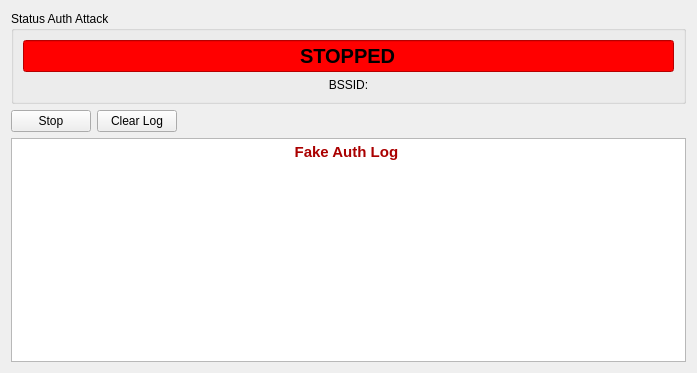
Before: the Qt Designer form UI/aireplayauth.ui in luca-m/aircrackgui-m4, drawn with Qt 5.
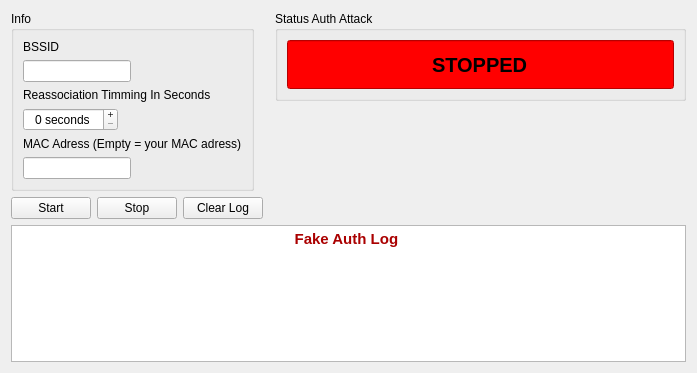
After: the same form once the commit is applied. Icons and pictures are not drawn.

```diff
--- a/UI/aireplayauth.ui
+++ b/UI/aireplayauth.ui
@@ -14,7 +14,100 @@
    <string>Form</string>
   </property>
   <layout class="QGridLayout" name="gridLayout_2">
-   <item row="3" column="0" colspan="4">
+   <item row="0" column="0" rowspan="4" colspan="4">
+    <widget class="QGroupBox" name="groupBox">
+     <property name="sizePolicy">
+      <sizepolicy hsizetype="Maximum" vsizetype="Maximum">
+       <horstretch>0</horstretch>
+       <verstretch>0</verstretch>
+      </sizepolicy>
+     </property>
+     <property name="title">
+      <string>Info</string>
+     </property>
+     <layout class="QGridLayout" name="gridLayout">
+      <item row="0" column="0">
+       <widget class="QLabel" name="label">
+        <property name="text">
+         <string>BSSID</string>
+        </property>
+       </widget>
+      </item>
+      <item row="1" column="0">
+       <widget class="QLineEdit" name="lineEditBSSID">
+        <property name="sizePolicy">
+         <sizepolicy hsizetype="Maximum" vsizetype="Fixed">
+          <horstretch>0</horstretch>
+          <verstretch>0</verstretch>
+         </sizepolicy>
+        </property>
+        <property name="focusPolicy">
+         <enum>Qt::NoFocus</enum>
+        </property>
+        <property name="alignment">
+         <set>Qt::AlignCenter</set>
+        </property>
+       </widget>
+      </item>
+      <item row="2" column="0">
+       <widget class="QLabel" name="label_2">
+        <property name="text">
+         <string>Reassociation Timming In Seconds</string>
+        </property>
+       </widget>
+      </item>
+      <item row="3" column="0">
+       <widget class="QSpinBox" name="spinBoxCount">
+        <property name="sizePolicy">
+         <sizepolicy hsizetype="Maximum" vsizetype="Fixed">
+          <horstretch>0</horstretch>
+          <verstretch>0</verstretch>
+         </sizepolicy>
+        </property>
+        <property name="focusPolicy">
+         <enum>Qt::NoFocus</enum>
+        </property>
+        <property name="alignment">
+         <set>Qt::AlignCenter</set>
+        </property>
+        <property name="buttonSymbols">
+         <enum>QAbstractSpinBox::PlusMinus</enum>
+        </property>
+        <property name="suffix">
+         <string> seconds</string>
+        </property>
+        <property name="maximum">
+         <number>600</number>
+        </property>
+       </widget>
+      </item>
+      <item row="4" column="0">
+       <widget class="QLabel" name="label_3">
+        <property name="text">
+         <string>MAC Adress (Empty = your MAC adress)</string>
+        </property>
+       </widget>
+      </item>
+      <item row="5" column="0">
+       <widget class="QLineEdit" name="lineEditMAC">
+        <property name="sizePolicy">
+         <sizepolicy hsizetype="Maximum" vsizetype="Fixed">
+          <horstretch>0</horstretch>
+          <verstretch>0</verstretch>
+         </sizepolicy>
+        </property>
+        <property name="focusPolicy">
+         <enum>Qt::NoFocus</enum>
+        </property>
+        <property name="alignment">
+         <set>Qt::AlignCenter</set>
+        </property>
+       </widget>
+      </item>
+     </layout>
+    </widget>
+   </item>
+   <item row="5" column="0" colspan="5">
     <widget class="QTextEdit" name="textEdit">
      <property name="readOnly">
       <bool>true</bool>
@@ -35,7 +128,71 @@
      </property>
     </widget>
    </item>
-   <item row="0" column="0" rowspan="2" colspan="4">
+   <item row="4" column="3" colspan="2">
+    <spacer name="horizontalSpacer_2">
+     <property name="orientation">
+      <enum>Qt::Horizontal</enum>
+     </property>
+     <property name="sizeHint" stdset="0">
+      <size>
+       <width>40</width>
+       <height>20</height>
+      </size>
+     </property>
+    </spacer>
+   </item>
+   <item row="4" column="0">
+    <widget class="QPushButton" name="pushButtonStart">
+     <property name="sizePolicy">
+      <sizepolicy hsizetype="Maximum" vsizetype="Maximum">
+       <horstretch>0</horstretch>
+       <verstretch>0</verstretch>
+      </sizepolicy>
+     </property>
+     <property name="text">
+      <string>Start</string>
+     </property>
+     <property name="icon">
+      <iconset resource="../icons.qrc">
+       <normaloff>:/icons/icons/clean.png</normaloff>:/icons/icons/clean.png</iconset>
+     </property>
+    </widget>
+   </item>
+   <item row="4" column="1">
+    <widget class="QPushButton" name="pushButtonStop">
+     <property name="sizePolicy">
+      <sizepolicy hsizetype="Maximum" vsizetype="Maximum">
+       <horstretch>0</horstretch>
+       <verstretch>0</verstretch>
+      </sizepolicy>
+     </property>
+     <property name="text">
+      <string>Stop</string>
+     </property>
+     <property name="icon">
+      <iconset resource="../icons.qrc">
+       <normaloff>:/icons/icons/cnrdelete-all.png</normaloff>:/icons/icons/cnrdelete-all.png</iconset>
+     </property>
+    </widget>
+   </item>
+   <item row="4" column="2">
+    <widget class="QPushButton" name="pushButtonLog">
+     <property name="sizePolicy">
+      <sizepolicy hsizetype="Maximum" vsizetype="Maximum">
+       <horstretch>0</horstretch>
+       <verstretch>0</verstretch>
+      </sizepolicy>
+     </property>
+     <property name="text">
+      <string>Clear Log</string>
+     </property>
+     <property name="icon">
+      <iconset resource="../icons.qrc">
+       <normaloff>:/icons/icons/CleanUp.png</normaloff>:/icons/icons/CleanUp.png</iconset>
+     </property>
+    </widget>
+   </item>
+   <item row="0" column="4" rowspan="2">
     <widget class="QGroupBox" name="groupBox_2">
      <property name="sizePolicy">
       <sizepolicy hsizetype="Minimum" vsizetype="Minimum">
@@ -76,52 +233,40 @@
         </property>
        </widget>
       </item>
-      <item row="1" column="0">
-       <widget class="QLabel" name="labelBSSID">
-        <property name="text">
-         <string>BSSID:</string>
-        </property>
-        <property name="alignment">
-         <set>Qt::AlignCenter</set>
-        </property>
-       </widget>
-      </item>
      </layout>
     </widget>
    </item>
-   <item row="2" column="0">
-    <widget class="QPushButton" name="pushButtonStop">
-     <property name="sizePolicy">
-      <sizepolicy hsizetype="Maximum" vsizetype="Fixed">
-       <horstretch>0</horstretch>
-       <verstretch>0</verstretch>
-      </sizepolicy>
+   <item row="3" column="4">
+    <spacer name="verticalSpacer_2">
+     <property name="orientation">
+      <enum>Qt::Vertical</enum>
      </property>
-     <property name="text">
-      <string>Stop</string>
+     <property name="sizeType">
+      <enum>QSizePolicy::Maximum</enum>
      </property>
-     <property name="icon">
-      <iconset resource="../icons.qrc">
-       <normaloff>:/icons/icons/cnrdelete-all.png</normaloff>:/icons/icons/cnrdelete-all.png</iconset>
+     <property name="sizeHint" stdset="0">
+      <size>
+       <width>20</width>
+       <height>40</height>
+      </size>
      </property>
-    </widget>
+    </spacer>
    </item>
-   <item row="2" column="1">
-    <widget class="QPushButton" name="pushButtonLog">
-     <property name="sizePolicy">
-      <sizepolicy hsizetype="Maximum" vsizetype="Maximum">
-       <horstretch>0</horstretch>
-       <verstretch>0</verstretch>
-      </sizepolicy>
+   <item row="2" column="4">
+    <spacer name="verticalSpacer">
+     <property name="orientation">
+      <enum>Qt::Vertical</enum>
      </property>
-     <property name="text">
-      <string>Clear Log</string>
+     <property name="sizeType">
+      <enum>QSizePolicy::Maximum</enum>
      </property>
-     <property name="icon">
-      <iconset resource="../icons.qrc">
-       <normaloff>:/icons/icons/CleanUp.png</normaloff>:/icons/icons/CleanUp.png</iconset>
+     <property name="sizeHint" stdset="0">
+      <size>
+       <width>20</width>
+       <height>40</height>
+      </size>
      </property>
-    </widget>
+    </spacer>
    </item>
   </layout>
  </widget>
```
